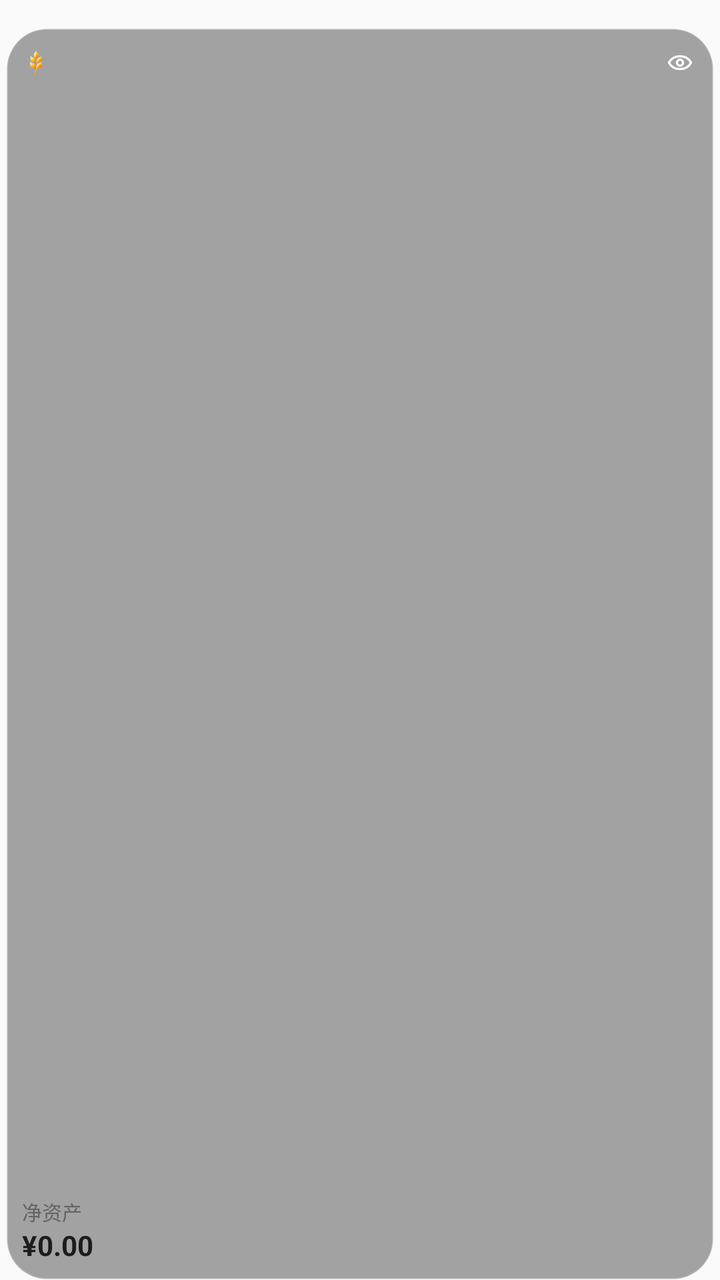
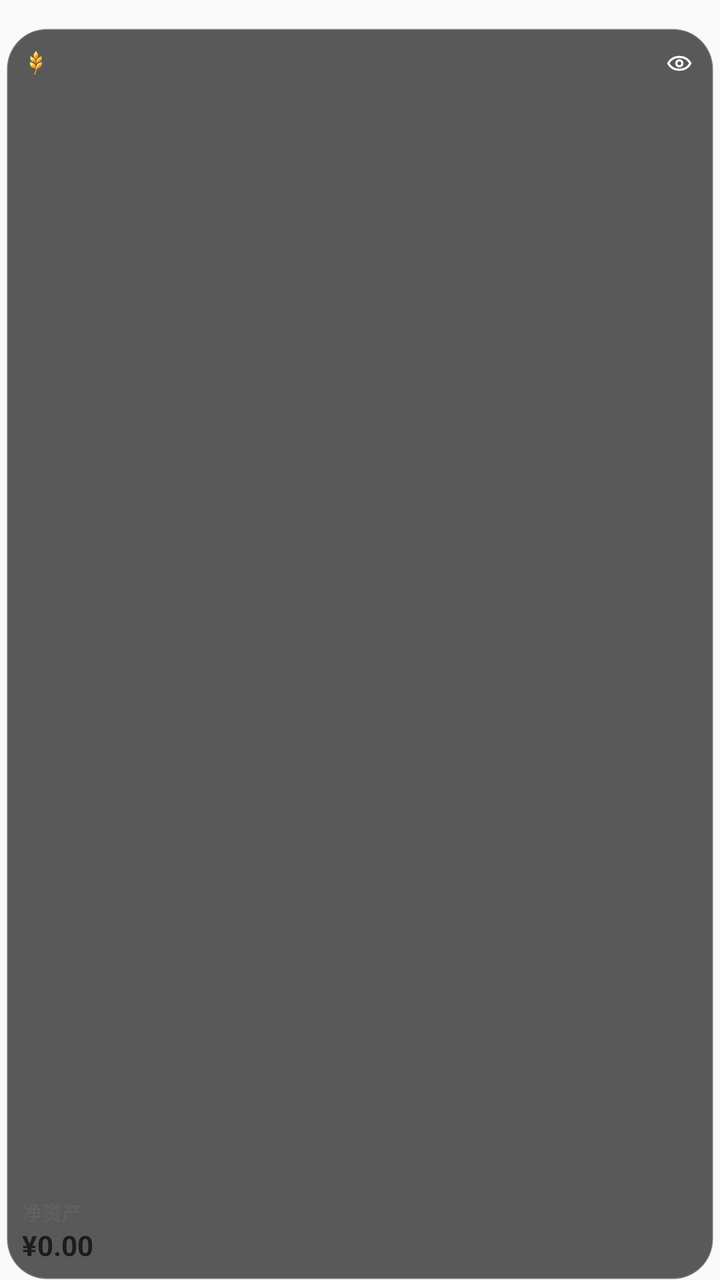

An Android layout rendered at two revisions. The XML below is the earlier revision; the diff shows what the commit changed to produce the second picture.
<!-- AndroidManifest.xml: application theme Theme.MyMoney -->
<!-- res/layout/widget_asset_mini.xml -->
<?xml version="1.0" encoding="utf-8"?>
<FrameLayout xmlns:android="http://schemas.android.com/apk/res/android"
    android:id="@+id/widget_root"
    android:layout_width="match_parent"
    android:layout_height="match_parent"
    android:paddingHorizontal="3dp"
    android:paddingTop="14dp"
    android:paddingBottom="0dp">

    <LinearLayout
        android:id="@+id/widget_card"
        android:layout_width="match_parent"
        android:layout_height="match_parent"
        android:background="@drawable/widget_background_glass_dark"
        android:orientation="vertical"
        android:padding="8dp">

        <LinearLayout
            android:layout_width="match_parent"
            android:layout_height="wrap_content"
            android:gravity="center_vertical"
            android:orientation="horizontal">

            <ImageView
                android:layout_width="14dp"
                android:layout_height="14dp"
                android:importantForAccessibility="no"
                android:scaleType="fitCenter"
                android:src="@drawable/ic_brand_color" />

            <TextView
                android:layout_width="0dp"
                android:layout_height="wrap_content"
                android:layout_weight="1" />

            <ImageView
                android:id="@+id/widget_eye"
                android:layout_width="18dp"
                android:layout_height="18dp"
                android:padding="2dp"
                android:src="@drawable/ic_widget_eye_on" />
        </LinearLayout>

        <LinearLayout
            android:id="@+id/widget_primary_block"
            android:layout_width="match_parent"
            android:layout_height="0dp"
            android:layout_weight="1"
            android:gravity="bottom"
            android:orientation="vertical">

            <TextView
                android:id="@+id/widget_primary_label"
                android:layout_width="match_parent"
                android:layout_height="wrap_content"
                android:maxLines="1"
                android:text="净资产"
                android:textColor="@color/widget_secondary"
                android:textSize="10sp" />

            <TextView
                android:id="@+id/widget_primary_amount"
                android:layout_width="match_parent"
                android:layout_height="wrap_content"
                android:autoSizeMaxTextSize="15sp"
                android:autoSizeMinTextSize="9sp"
                android:autoSizeStepGranularity="1sp"
                android:autoSizeTextType="uniform"
                android:maxLines="1"
                android:text="¥0.00"
                android:textColor="@color/widget_primary"
                android:textSize="14sp"
                android:textStyle="bold" />
        </LinearLayout>
    </LinearLayout>
</FrameLayout>
<!-- resources referenced by this layout -->
<resources>
  <color name="widget_primary">#1C1C1E</color>
  <color name="widget_secondary">#636366</color>
  <!-- drawable ic_brand_color: png bitmap (drawable-hdpi, 4239 bytes) -->
  <!-- drawable ic_widget_eye_on (drawable) -->
  <?xml version="1.0" encoding="utf-8"?>
  <vector xmlns:android="http://schemas.android.com/apk/res/android"
      android:width="20dp"
      android:height="20dp"
      android:viewportWidth="24"
      android:viewportHeight="24">
      <path
          android:fillColor="#00000000"
          android:pathData="M2.5,12C4.6,8.2 8,6.5 12,6.5C16,6.5 19.4,8.2 21.5,12C19.4,15.8 16,17.5 12,17.5C8,17.5 4.6,15.8 2.5,12Z"
          android:strokeWidth="1.9"
          android:strokeColor="#FFFFFF"
          android:strokeLineJoin="round" />
      <path
          android:fillColor="#00000000"
          android:pathData="M12,12m-2.6,0a2.6,2.6 0,1 1,5.2 0a2.6,2.6 0,1 1,-5.2 0"
          android:strokeWidth="1.9"
          android:strokeColor="#FFFFFF" />
  </vector>
  <!-- drawable widget_background_glass_dark (drawable) -->
  <?xml version="1.0" encoding="utf-8"?>
  <shape xmlns:android="http://schemas.android.com/apk/res/android" android:shape="rectangle">
      <solid android:color="#62161618" />
      <corners android:radius="20dp" />
      <stroke android:width="1dp" android:color="#30FFFFFF" />
  </shape>
  <style name="Theme.MyMoney" parent="android:Theme.Material.Light.NoActionBar" />
</resources>

<!-- the commit's change to res/layout/widget_asset_mini.xml (unified diff, before → after) -->
@@ -35,9 +35,12 @@
 
             <ImageView
                 android:id="@+id/widget_eye"
-                android:layout_width="18dp"
-                android:layout_height="18dp"
-                android:padding="2dp"
+                android:layout_width="26dp"
+                android:layout_height="26dp"
+                android:layout_marginTop="-4dp"
+                android:layout_marginEnd="-4dp"
+                android:layout_marginBottom="-4dp"
+                android:padding="6dp"
                 android:src="@drawable/ic_widget_eye_on" />
         </LinearLayout>
 
@@ -66,6 +69,8 @@
                 android:autoSizeMinTextSize="9sp"
                 android:autoSizeStepGranularity="1sp"
                 android:autoSizeTextType="uniform"
+                android:ellipsize="end"
+                android:fontFeatureSettings="tnum"
                 android:maxLines="1"
                 android:text="¥0.00"
                 android:textColor="@color/widget_primary"
<!-- resource entries referenced after the edit -->
@@ -25,7 +25,7 @@
   <!-- drawable widget_background_glass_dark (drawable) -->
   <?xml version="1.0" encoding="utf-8"?>
   <shape xmlns:android="http://schemas.android.com/apk/res/android" android:shape="rectangle">
-      <solid android:color="#62161618" />
+      <solid android:color="#B3161618" />
       <corners android:radius="20dp" />
       <stroke android:width="1dp" android:color="#30FFFFFF" />
   </shape>
